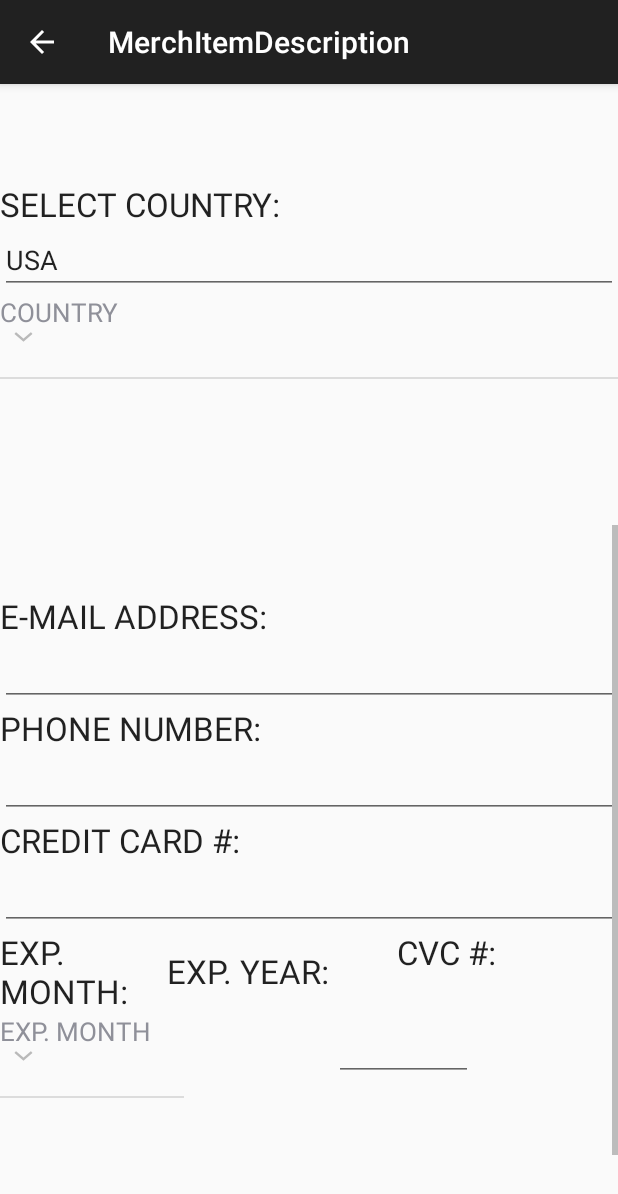
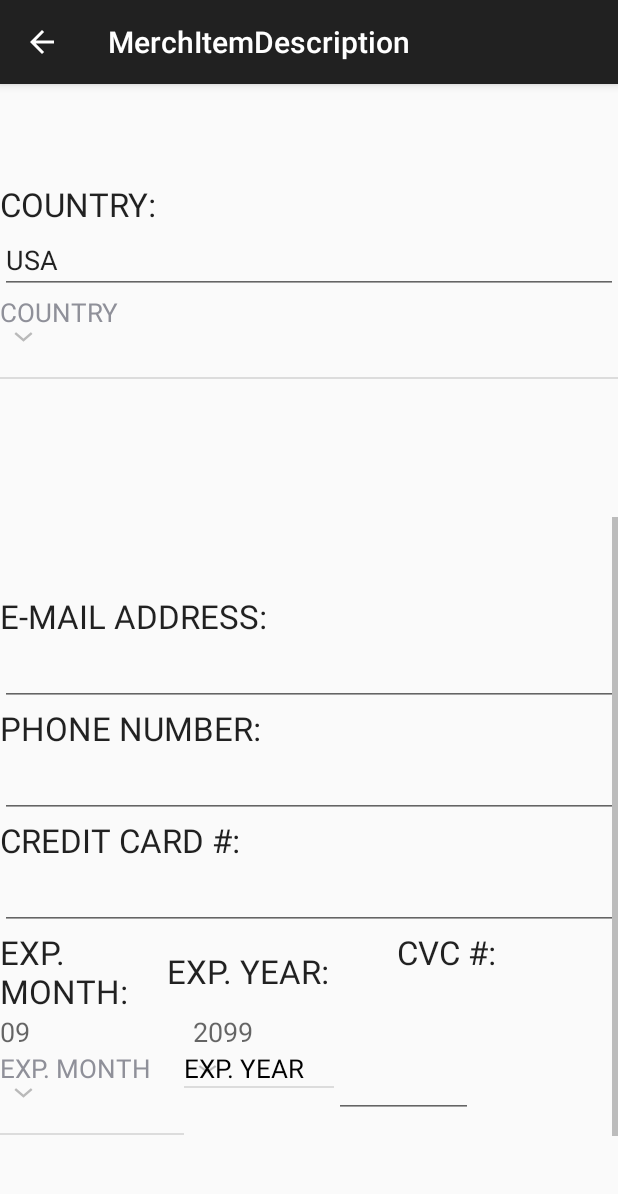
Before and after one commit to tujasiri/Truth-Universal-App-Android, an Android app: the StripeActivity screen opened directly, with no data from a screen before it, scrolled down 537 dp, on a phone screen of 412 x 824 dp. Shown: the top 1194 px of the screen. Run offline under Robolectric (Android 15) with nearby library versions, the phone set to English and light mode, and no system bars.

Commit message:
The "Exp. Month" expandable listview works.  "Exp. Year" exp listview is visible.

```diff
--- a/app/src/main/java/com/truthuniversal/tujasiri/truthuniversalapp/StripeActivity.java
+++ b/app/src/main/java/com/truthuniversal/tujasiri/truthuniversalapp/StripeActivity.java
@@ -75,9 +75,13 @@ public class StripeActivity extends AppCompatActivity {
 
     public static final List<List<Map<String,String>>> childStateMap = new ArrayList<List<Map<String,String>>>();
 
-    public static final List<List<Map<String,Integer>>> childExpMonthMap = new ArrayList<List<Map<String,Integer>>>();
+    //public static final List<List<Map<String,Integer>>> childExpMonthMap = new ArrayList<List<Map<String,Integer>>>();
 
-    public static final List<List<Map<String,Integer>>> childExpYearhMap = new ArrayList<List<Map<String,Integer>>>();
+    //public static final List<List<Map<String,Integer>>> childExpYearhMap = new ArrayList<List<Map<String,Integer>>>();
+
+    public static final List<List<Map<String,String>>> childExpMonthMap = new ArrayList<List<Map<String,String>>>();
+
+    public static final List<List<Map<String,String>>> childExpYearhMap = new ArrayList<List<Map<String,String>>>();
 
 
 
@@ -101,8 +105,13 @@ public class StripeActivity extends AppCompatActivity {
 
     public static List<Map<String,String>> childMapList = new ArrayList<Map<String,String>>();
     public static List<Map<String,String>> childStateMapList = new ArrayList<Map<String,String>>();
-    public static List<Map<String,Integer>> childExpMonthMapList = new ArrayList<Map<String,Integer>>();
-    public static List<Map<String,Integer>> childExpYearMapList = new ArrayList<Map<String,Integer>>();
+
+    //public static List<Map<String,Integer>> childExpMonthMapList = new ArrayList<Map<String,Integer>>();
+    public static List<Map<String,String>> childExpMonthMapList = new ArrayList<Map<String,String>>();
+
+    //public static List<Map<String,Integer>> childExpYearMapList = new ArrayList<Map<String,Integer>>();
+    public static List<Map<String,String>> childExpYearMapList = new ArrayList<Map<String,String>>();
+
 
 
 
@@ -201,16 +210,19 @@ public class StripeActivity extends AppCompatActivity {
         childStateMapList = populateStateItemList();
 
         try {
+            //childExpMonthMapList = populateExpirationList(jsonMonthResource,"month");
             childExpMonthMapList = populateExpirationList(jsonMonthResource,"month");
+
         } catch (JSONException e) {
             e.printStackTrace();
         }
 
 
         try {
-            childExpYearMapList = populateExpirationList(jsonMonthResource,"year");
+            childExpYearMapList = populateExpirationList(jsonYearResource,"year");
         } catch (JSONException e) {
             e.printStackTrace();
+            System.out.println("JSON EXCEPTION");
         }
 
         /*
@@ -484,20 +496,22 @@ public class StripeActivity extends AppCompatActivity {
         expMonthListView.setOnChildClickListener(new ExpandableListView.OnChildClickListener() {
             @Override
             public boolean onChildClick(ExpandableListView parent, View v, int groupPosition, int childPosition, long id) {
-                /*
-                int expMonth = childExpMonthMapList.get(childPosition).get("month");
+
+                System.out.println("xxxxxx==>");
+
+                String expMonth = childExpMonthMapList.get(childPosition).get("month");
                 Toast.makeText(getApplicationContext(),
-                        String.format("STATE ==> %d", expMonth),
+                        String.format("MONTH ==> %s", expMonth),
                         Toast.LENGTH_SHORT).show();
-                */
+
 
 
 
                 //expListView.setChoiceMode(ExpandableListView.CHOICE_MODE_SINGLE);
-                /*
-                EditText stateAbbrevText = (EditText) findViewById(R.id.xxxxx);
-                stateAbbrevText.setText(String.format("%d",expMonth));
-                */
+
+                TextView expirationMonth = (TextView) findViewById(R.id.exp_month_value_textview);
+                expirationMonth.setText(String.format("%d",Integer.parseInt(expMonth)));
+
 
                 expMonthListView.collapseGroup(groupPosition);
 
@@ -562,6 +576,33 @@ public class StripeActivity extends AppCompatActivity {
 
 
         //*******EXPANDABLE LISTVIEW FOR EXP YEAR
+
+        try {
+
+            SimpleExpandableListAdapter expExpYearListAdapter =
+                    new SimpleExpandableListAdapter(
+                            getApplication().getApplicationContext(),
+                            groupExpYearMapList,              // Creating group List.
+                            R.layout.year_header,             // Group item layout XML.
+                            new String[] { "ExpYear Group Item" },  // the key of group item.
+                            new int[] { R.id.tvYearGroup },    // ID of each group item.-Data under the key goes into this TextView.
+                            childExpYearhMap,              // childData describes second-level <span id="IL_AD5" class="IL_AD">entries</span>.
+                            R.layout.year_child,             // Layout for sub-level entries(second level).
+                            new String[] {"year"},      // Keys in childData maps to display.
+                            new int[] { R.id.tvYearChild}     // Data under the keys above go into these TextViews.
+                    );
+
+
+
+            expYearListView.setAdapter(expExpYearListAdapter);
+
+
+
+        }
+        catch(Exception e){
+            System.out.println(String.format("MONTH LISTADAPTER EX ==>%s", e.toString()));
+
+        }
         //*******END EXPANDABLE LISTVIEW FOR EXP YEAR
 
 
@@ -591,6 +632,9 @@ public class StripeActivity extends AppCompatActivity {
                 String recipientZip = "";
                 double recipientTotal = checkoutCart.calculateTotal();
                 double recipientShipping = checkoutCart.calculateShipping();
+
+                int recipientCardExpirationMonth=0;
+                int recipientCardExpirationYear=0;
 
                 Map<String,List<Map<String, String>>> recipentItemsDict = new HashMap<String,List<Map<String,String>>>();
                 //List<Map<String, String>> encodedMerchItemsList = new ArrayList<Map<String,String>>();
@@ -635,6 +679,10 @@ public class StripeActivity extends AppCompatActivity {
 
                 EditText recipZip = (EditText) findViewById(R.id.zip_edit_text);
                 recipientZip = recipZip.getText().toString().trim();
+
+
+                TextView recipCardExpirationMonth = (TextView) findViewById(R.id.exp_month_value_textview);
+                recipientCardExpirationMonth  = Integer.parseInt(recipCardExpirationMonth.getText().toString());
 
                 //emailDataMap.put("recpientEmail");
                 emailDataMap.put("recipientName",recipientName);
@@ -690,7 +738,7 @@ public class StripeActivity extends AppCompatActivity {
                 */
 
                 cardMap.put("number", recipientCreditCard.toString().trim());
-                cardMap.put("exp_month", 12);
+                cardMap.put("exp_month", recipientCardExpirationMonth);
                 cardMap.put("exp_year", 2020);
 
                 JSONObject cardMapJSON = new JSONObject(cardMap);
@@ -766,19 +814,35 @@ public class StripeActivity extends AppCompatActivity {
         return merchItemsList;
     }
 
-    public List<Map<String,Integer>> populateExpirationList(String jsonString, String resourceKey) throws JSONException {
+    //public List<Map<String,Integer>> populateExpirationList(String jsonString, String resourceKey) throws JSONException {
+    public List<Map<String,String>> populateExpirationList(String jsonString, String resourceKey) throws JSONException {
 
-        List<Map<String,Integer>> mapList = new ArrayList<Map<String,Integer>>();
+
+        //List<Map<String,Integer>> mapList = new ArrayList<Map<String,Integer>>();
+
+        List<Map<String,String>> mapList = new ArrayList<Map<String,String>>();
+
 
         JSONArray jsonExpArray = new JSONArray(jsonString);
 
         for(int idx=0; idx<jsonExpArray.length();idx++){
 
+
+            System.out.println("here");
+
             JSONObject jsonObject = new JSONObject(jsonExpArray.get(idx).toString());
 
-            Map<String,Integer> tempExpMap = new HashMap<String,Integer>();
+            //Map<String,Integer> tempExpMap = new HashMap<String,Integer>();
 
-            tempExpMap.put(resourceKey.toString(),(Integer)jsonObject.get(resourceKey.toString()));
+            Map<String,String> tempExpMap = new HashMap<String,String>();
+
+            System.out.println("here here");
+
+            //tempExpMap.put(resourceKey.toString(),(Integer)jsonObject.get(resourceKey.toString()));
+
+            tempExpMap.put(resourceKey.toString(),(String)jsonObject.get(resourceKey.toString()));
+
+            System.out.println("here here here");
 
             mapList.add(tempExpMap);
 
--- a/app/src/main/res/layout/stripe_checkout.xml
+++ b/app/src/main/res/layout/stripe_checkout.xml
@@ -177,7 +177,7 @@
            android:ems="10"
            android:id="@+id/state_edit_text"
            android:layout_weight="0.06"
-           android:text="STATE COUNTRY" />
+           android:text="YOUR STATE" />
 
         <EditText
             android:layout_width="wrap_content"
@@ -207,7 +207,7 @@
         android:layout_width="match_parent"
         android:layout_height="wrap_content"
         android:textAppearance="?android:attr/textAppearanceLarge"
-        android:text="SELECT COUNTRY:"
+        android:text="COUNTRY:"
         android:ems="10"
         android:id="@+id/country_textview"
         android:layout_weight="0.06"
@@ -349,6 +349,45 @@
         android:weightSum="1"
         android:id="@+id/stripe_group4">
 
+        <TextView
+            android:layout_width="wrap_content"
+            android:layout_height="wrap_content"
+            android:textAppearance="?android:attr/textAppearanceMedium"
+            android:id="@+id/exp_month_value_textview"
+            android:layout_weight="0.06"
+            android:ems="4"
+            android:autoText="false"
+            android:textAlignment="center"
+            android:textStyle="normal"
+            android:layout_gravity="left|center_horizontal"
+            android:gravity="center_vertical|left"
+        android:text="09" />
+
+        <TextView
+            android:layout_width="wrap_content"
+            android:layout_height="wrap_content"
+            android:textAppearance="?android:attr/textAppearanceMedium"
+            android:id="@+id/exp_year_value_textview"
+            android:layout_weight="0.06"
+            android:ems="4"
+            android:autoText="false"
+            android:textAlignment="center"
+            android:textStyle="normal"
+            android:layout_gravity="center"
+            android:gravity="center_vertical|center"
+            android:text="2099" />
+
+
+
+    </LinearLayout>
+
+
+    <LinearLayout xmlns:android="http://schemas.android.com/apk/res/android"
+        android:orientation="horizontal" android:layout_width="match_parent"
+        android:layout_height="match_parent"
+        android:weightSum="1"
+        android:id="@+id/stripe_group5">
+
         <ExpandableListView
             android:layout_width="100dp"
             android:layout_height="200dp"
```
Also changed, not shown: app/src/main/res/raw/expiration_month.json (+12 -12 lines), app/src/main/res/raw/expiration_year.json (+11 -11 lines), 38 other files.
